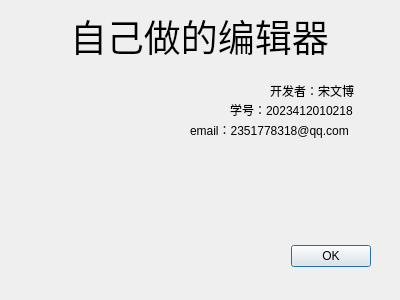
The window that aboutdialog.ui (wenbo8508-sketch/Mypad) describes before a commit, drawn with Qt 5.
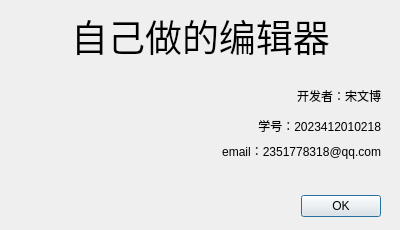
The same window after the commit. Icons and pictures are not drawn.

Diff of the .ui file:
```diff
--- a/aboutdialog.ui
+++ b/aboutdialog.ui
@@ -7,34 +7,18 @@
     <x>0</x>
     <y>0</y>
     <width>400</width>
-    <height>300</height>
+    <height>230</height>
    </rect>
   </property>
   <property name="windowTitle">
-   <string>Dialog</string>
+   <string>关于</string>
   </property>
-  <widget class="QDialogButtonBox" name="buttonBox">
-   <property name="geometry">
-    <rect>
-     <x>30</x>
-     <y>240</y>
-     <width>341</width>
-     <height>32</height>
-    </rect>
-   </property>
-   <property name="orientation">
-    <enum>Qt::Orientation::Horizontal</enum>
-   </property>
-   <property name="standardButtons">
-    <set>QDialogButtonBox::StandardButton::Ok</set>
-   </property>
-  </widget>
   <widget class="QLabel" name="label">
    <property name="geometry">
     <rect>
-     <x>70</x>
+     <x>10</x>
      <y>10</y>
-     <width>271</width>
+     <width>381</width>
      <height>51</height>
     </rect>
    </property>
@@ -46,67 +30,95 @@
    <property name="text">
     <string>自己做的编辑器</string>
    </property>
+   <property name="alignment">
+    <set>Qt::AlignmentFlag::AlignCenter</set>
+   </property>
+  </widget>
+  <widget class="QLabel" name="logoLabel">
+   <property name="geometry">
+    <rect>
+     <x>40</x>
+     <y>80</y>
+     <width>48</width>
+     <height>48</height>
+    </rect>
+   </property>
+   <property name="text">
+    <string/>
+   </property>
+   <property name="pixmap">
+    <pixmap resource="notepad.qrc">:/img/png/24px_blue/logo.png</pixmap>
+   </property>
+   <property name="scaledContents">
+    <bool>false</bool>
+   </property>
+   <property name="alignment">
+    <set>Qt::AlignmentFlag::AlignCenter</set>
+   </property>
   </widget>
   <widget class="QLabel" name="label_2">
    <property name="geometry">
     <rect>
-     <x>270</x>
-     <y>60</y>
-     <width>91</width>
-     <height>61</height>
+     <x>200</x>
+     <y>80</y>
+     <width>181</width>
+     <height>31</height>
     </rect>
    </property>
    <property name="text">
     <string>开发者：宋文博</string>
    </property>
+   <property name="alignment">
+    <set>Qt::AlignmentFlag::AlignRight|Qt::AlignmentFlag::AlignTrailing|Qt::AlignmentFlag::AlignVCenter</set>
+   </property>
   </widget>
   <widget class="QLabel" name="label_3">
    <property name="geometry">
     <rect>
-     <x>230</x>
-     <y>100</y>
-     <width>141</width>
-     <height>20</height>
+     <x>160</x>
+     <y>115</y>
+     <width>221</width>
+     <height>21</height>
     </rect>
    </property>
    <property name="text">
     <string>学号：2023412010218</string>
    </property>
+   <property name="alignment">
+    <set>Qt::AlignmentFlag::AlignRight|Qt::AlignmentFlag::AlignTrailing|Qt::AlignmentFlag::AlignVCenter</set>
+   </property>
   </widget>
   <widget class="QLabel" name="label_4">
    <property name="geometry">
     <rect>
-     <x>190</x>
-     <y>120</y>
-     <width>171</width>
-     <height>20</height>
+     <x>140</x>
+     <y>140</y>
+     <width>241</width>
+     <height>21</height>
     </rect>
    </property>
    <property name="text">
     <string>email：2351778318@qq.com</string>
    </property>
-  <widget class="QLabel" name="logoLabel">
+   <property name="alignment">
+    <set>Qt::AlignmentFlag::AlignRight|Qt::AlignmentFlag::AlignTrailing|Qt::AlignmentFlag::AlignVCenter</set>
+   </property>
+  </widget>
+  <widget class="QDialogButtonBox" name="buttonBox">
    <property name="geometry">
     <rect>
-     <x>40</x>
-     <y>80</y>
-     <width>96</width>
-     <height>96</height>
+     <x>270</x>
+     <y>190</y>
+     <width>111</width>
+     <height>32</height>
     </rect>
    </property>
-   <property name="text">
-    <string/>
+   <property name="orientation">
+    <enum>Qt::Orientation::Horizontal</enum>
    </property>
-   <property name="pixmap">
-    <pixmap>:/img/png/24px_blue/logo.png</pixmap>
+   <property name="standardButtons">
+    <set>QDialogButtonBox::StandardButton::Ok</set>
    </property>
-   <property name="scaledContents">
-    <bool>true</bool>
-   </property>
-   <property name="alignment">
-    <set>Qt::AlignmentFlag::AlignCenter</set>
-   </property>
-  </widget>
   </widget>
  </widget>
  <resources>
```
